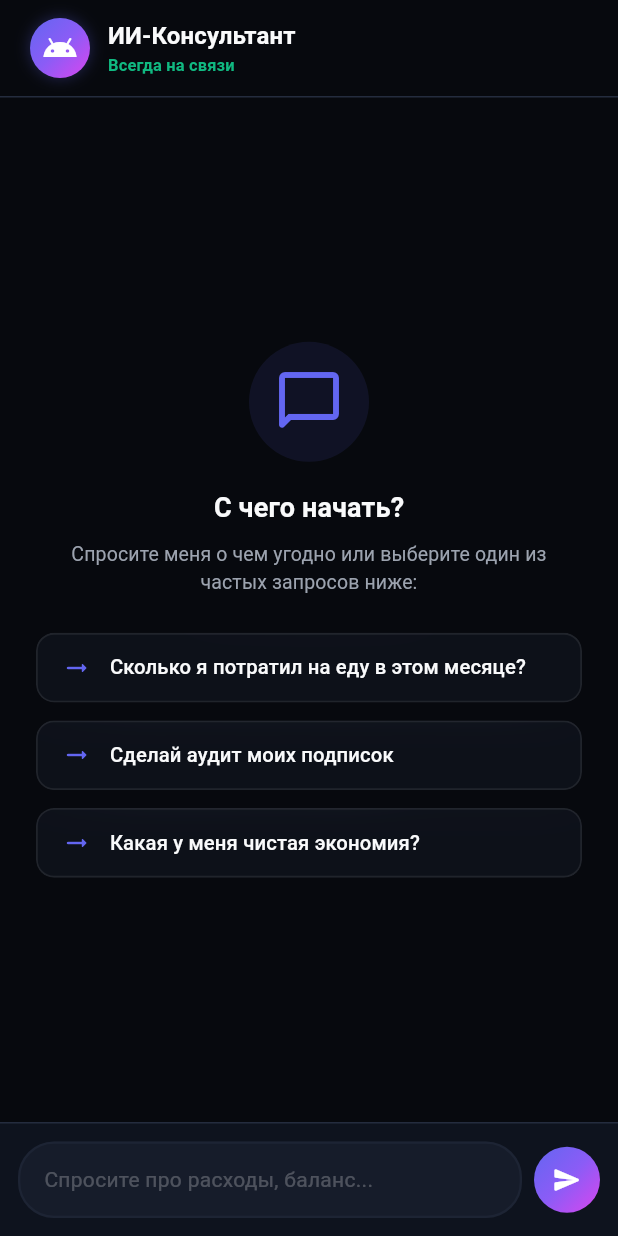
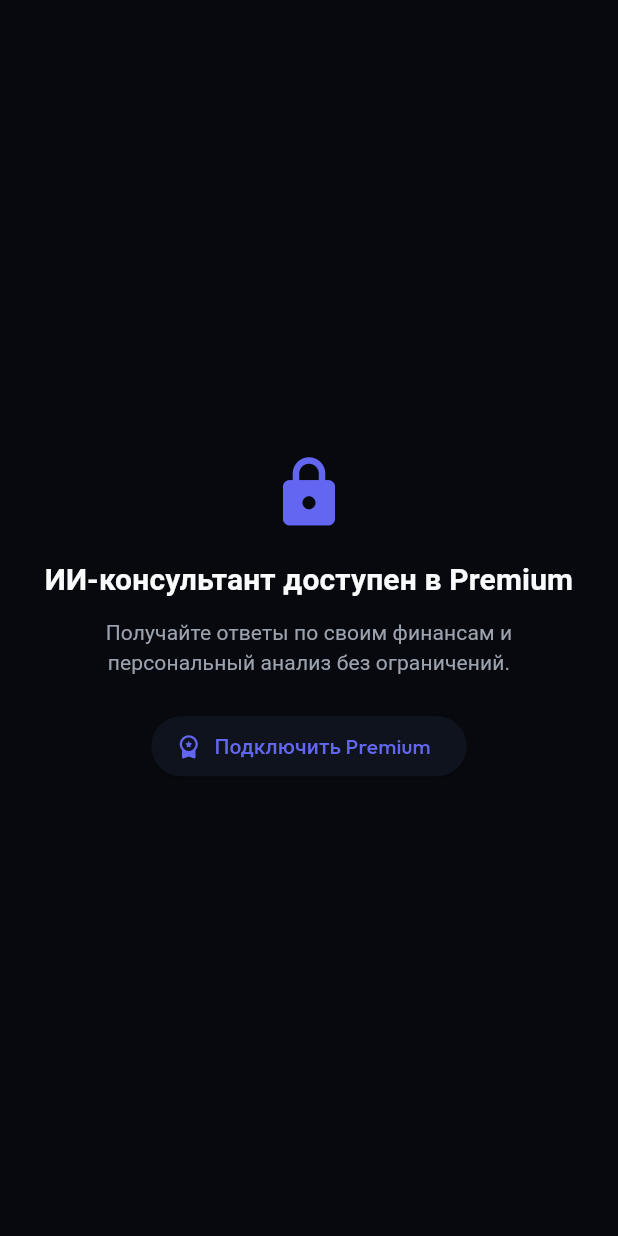
Before and after one commit to mumitrol16666-creator/finance, a Flutter app: the AiConsultantScreen screen opened directly, on a phone screen of 412 x 824 dp. Run offline on Flutter 3.47's test engine with Material 3 defaults, Android fonts, the phone set to English and light mode, and no system bars; our stand-ins replace fl_chart, flutter_animate, flutter_spinkit, google_fonts, shared_preferences; missing offline and left inert: dart:html; accounts and stored records are empty.

Commit message:
fix: enforce premium access for AI

```diff
--- a/mobile_app/lib/screens/ai_consultant_screen.dart
+++ b/mobile_app/lib/screens/ai_consultant_screen.dart
@@ -49,13 +49,17 @@ class _AiConsultantScreenState extends State<AiConsultantScreen> {
     final text = _messageController.text.trim();
     if (text.isEmpty) return;
 
+    final appState = Provider.of<AppState>(context, listen: false);
+    if (!appState.hasFeature('ai')) {
+      _showPremiumPaywall();
+      return;
+    }
     _messageController.clear();
-    final appState = Provider.of<AppState>(context, listen: false);
 
     try {
       await appState.sendAiMessage(text);
     } catch (e) {
-      if (e.toString().contains('limit_exceeded')) {
+      if (e.toString().contains('premium_required')) {
         _showPremiumPaywall();
       }
     }
@@ -72,9 +76,9 @@ class _AiConsultantScreenState extends State<AiConsultantScreen> {
             borderRadius: BorderRadius.circular(16),
             side: const BorderSide(color: AppTheme.border),
           ),
-          title: const Text('👑 Лимит сообщений исчерпан', style: TextStyle(fontWeight: FontWeight.bold, color: Colors.white)),
+          title: const Text('ИИ доступен в Premium', style: TextStyle(fontWeight: FontWeight.bold, color: Colors.white)),
           content: const Text(
-            'Вы отправили 50 сообщений за сегодня. Чтобы продолжить общаться с ИИ без ограничений, перейдите на Premium версию.',
+            'Подключите Premium, чтобы пользоваться ИИ-консультантом без ограничений.',
             style: TextStyle(color: AppTheme.textSecondary),
           ),
           actions: [
@@ -100,6 +104,43 @@ class _AiConsultantScreenState extends State<AiConsultantScreen> {
     final appState = Provider.of<AppState>(context);
     final history = appState.chatHistory;
     final isLoading = appState.isLoading;
+
+    if (!appState.hasFeature('ai')) {
+      return Scaffold(
+        backgroundColor: AppTheme.background,
+        body: SafeArea(
+          child: Center(
+            child: Padding(
+              padding: const EdgeInsets.all(28),
+              child: Column(
+                mainAxisSize: MainAxisSize.min,
+                children: [
+                  const Icon(Icons.lock_rounded, color: AppTheme.primary, size: 52),
+                  const SizedBox(height: 18),
+                  const Text(
+                    'ИИ-консультант доступен в Premium',
+                    textAlign: TextAlign.center,
+                    style: TextStyle(color: AppTheme.textPrimary, fontSize: 20, fontWeight: FontWeight.bold),
+                  ),
+                  const SizedBox(height: 10),
+                  const Text(
+                    'Получайте ответы по своим финансам и персональный анализ без ограничений.',
+                    textAlign: TextAlign.center,
+                    style: TextStyle(color: AppTheme.textSecondary, fontSize: 14, height: 1.4),
+                  ),
+                  const SizedBox(height: 22),
+                  ElevatedButton.icon(
+                    onPressed: () => AppTheme.showPremiumBlockDialog(context),
+                    icon: const Icon(Icons.workspace_premium_rounded),
+                    label: const Text('Подключить Premium'),
+                  ),
+                ],
+              ),
+            ),
+          ),
+        ),
+      );
+    }
 
     WidgetsBinding.instance.addPostFrameCallback((_) => _scrollToBottom());
 
```
Also changed, not shown: mobile_app/lib/providers/app_state.dart (+15 -14 lines), 2 other files.
